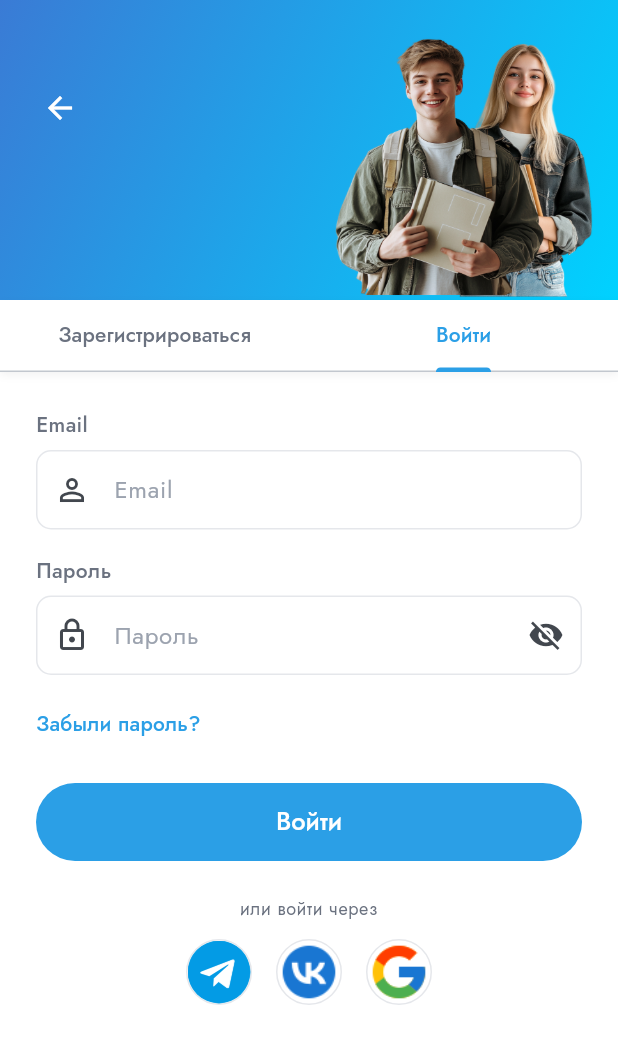
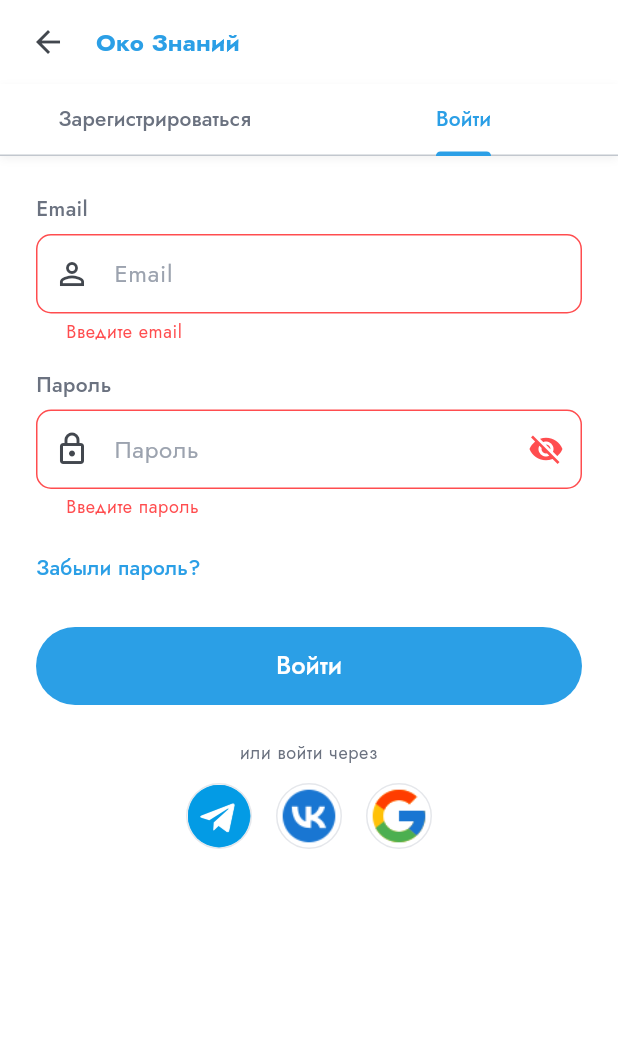
Before and after one commit to mukhacheva01/OkoZnaniy_mobile, a Flutter app: the LoginScreen screen opened by its route, after a tap on the "arrow back" icon, after a tap on "Войти", on a phone screen of 412 x 824 dp. Shown: the top 1044 px of the screen. Run offline on Flutter 3.47's test engine with Material 3 defaults, Android fonts, the phone set to English and light mode, and no system bars; our stand-ins replace dio, flutter_secure_storage, go_router, google_fonts; accounts and stored records are empty.

```diff
--- a/lib/screens/auth/login_screen.dart
+++ b/lib/screens/auth/login_screen.dart
@@ -55,39 +55,27 @@ class _LoginScreenState extends State<LoginScreen>
     return Scaffold(
       body: Column(
         children: [
-          // Hero image at top
-          Container(
-            height: 200,
-            width: double.infinity,
-            decoration: const BoxDecoration(
-              gradient: LinearGradient(
-                begin: Alignment.topLeft,
-                end: Alignment.bottomRight,
-                colors: [Color(0xFF3A7BD5), Color(0xFF00D2FF)],
-              ),
-            ),
-            child: Stack(
-              children: [
-                Positioned(
-                  right: 16,
-                  bottom: 0,
-                  child: Image.asset(
-                    'assets/images/students.png',
-                    height: 180,
-                    fit: BoxFit.contain,
-                    errorBuilder: (context, error, stackTrace) =>
-                        const SizedBox.shrink(),
-                  ),
-                ),
-                Positioned(
-                  top: 48,
-                  left: 16,
-                  child: IconButton(
-                    icon: const Icon(Icons.arrow_back, color: Colors.white),
+          // Back button
+          SafeArea(
+            bottom: false,
+            child: Padding(
+              padding: const EdgeInsets.symmetric(horizontal: 8, vertical: 4),
+              child: Row(
+                children: [
+                  IconButton(
+                    icon: const Icon(Icons.arrow_back),
                     onPressed: () => context.go('/'),
                   ),
-                ),
-              ],
+                  const SizedBox(width: 8),
+                  Text(
+                    'Око Знаний',
+                    style: Theme.of(context).textTheme.titleMedium?.copyWith(
+                          fontWeight: FontWeight.bold,
+                          color: AppColors.primary,
+                        ),
+                  ),
+                ],
+              ),
             ),
           ),
 
@@ -121,26 +109,18 @@ class _LoginScreenState extends State<LoginScreen>
             child: TabBarView(
               controller: _tabController,
               children: [
-                // Register tab
-                SingleChildScrollView(
-                  padding: const EdgeInsets.all(24),
-                  child: Column(
-                    children: [
-                      const SizedBox(height: 8),
-                      Text(
-                        'Создайте аккаунт',
-                        style: Theme.of(context)
-                            .textTheme
-                            .titleLarge
-                            ?.copyWith(fontWeight: FontWeight.w600),
-                      ),
-                      const SizedBox(height: 16),
-                      ElevatedButton(
-                        onPressed: () => context.go(AppRoutes.register),
-                        child: const Text('Перейти к регистрации'),
-                      ),
-                    ],
-                  ),
+                // Register tab — navigate immediately
+                Builder(
+                  builder: (context) {
+                    WidgetsBinding.instance.addPostFrameCallback((_) {
+                      if (_tabController.index == 0) {
+                        context.go(AppRoutes.register);
+                      }
+                    });
+                    return const Center(
+                      child: CircularProgressIndicator(),
+                    );
+                  },
                 ),
 
                 // Login tab
--- a/lib/screens/home/landing_screen.dart
+++ b/lib/screens/home/landing_screen.dart
@@ -18,7 +18,6 @@ class LandingScreen extends StatelessWidget {
               _buildStatsSection(context),
               _buildAdvantagesSection(context),
               _buildHowItWorksSection(context),
-              _buildCtaSection(context),
               const SizedBox(height: 24),
             ],
           ),
@@ -67,21 +66,18 @@ class LandingScreen extends StatelessWidget {
           colors: [Color(0xFF87CEEB), Color(0xFF4DA8DA)],
         ),
       ),
-      child: Stack(
+      child: Column(
         children: [
-          Positioned(
-            right: -20,
-            bottom: 0,
-            child: Image.asset(
+          Image.asset(
             'assets/images/students.png',
-              height: 300,
+            width: double.infinity,
+            height: 220,
             fit: BoxFit.contain,
             errorBuilder: (context, error, stackTrace) =>
-                  const SizedBox(height: 300),
-            ),
+                const SizedBox(height: 220),
           ),
           Padding(
-            padding: const EdgeInsets.fromLTRB(24, 40, 24, 40),
+            padding: const EdgeInsets.fromLTRB(24, 20, 24, 32),
             child: Column(
               crossAxisAlignment: CrossAxisAlignment.start,
               children: [
@@ -93,38 +89,42 @@ class LandingScreen extends StatelessWidget {
                         height: 1.3,
                       ),
                 ),
-                const SizedBox(height: 16),
+                const SizedBox(height: 12),
                 Text(
                   'Экономьте время: Разместите задание, и эксперт быстро поможет с консультацией',
                   style: Theme.of(context).textTheme.bodyMedium?.copyWith(
                         color: Colors.white.withValues(alpha: 0.9),
                       ),
                 ),
-                const SizedBox(height: 24),
+                const SizedBox(height: 20),
                 Row(
                   children: [
-                    FilledButton(
+                    Expanded(
+                      child: FilledButton(
                         onPressed: () => context.go(AppRoutes.register),
                         style: FilledButton.styleFrom(
                           backgroundColor: AppColors.orange,
                           foregroundColor: AppColors.grey700,
                           minimumSize: Size.zero,
                           padding: const EdgeInsets.symmetric(
-                            horizontal: 28, vertical: 16),
+                              horizontal: 20, vertical: 16),
                         ),
                         child: const Text('Разместить задание'),
                       ),
+                    ),
                     const SizedBox(width: 12),
-                    OutlinedButton(
+                    Expanded(
+                      child: OutlinedButton(
                         onPressed: () => context.go(AppRoutes.register),
                         style: OutlinedButton.styleFrom(
                           foregroundColor: Colors.white,
                           side: const BorderSide(color: Colors.white),
                           minimumSize: Size.zero,
                           padding: const EdgeInsets.symmetric(
-                            horizontal: 28, vertical: 16),
+                              horizontal: 20, vertical: 16),
                         ),
                         child: const Text('Стать экспертом'),
+                      ),
                     ),
                   ],
                 ),
@@ -385,60 +385,4 @@ class LandingScreen extends StatelessWidget {
     );
   }
 
-  Widget _buildCtaSection(BuildContext context) {
-    return Stack(
-      children: [
-        Container(
-          width: double.infinity,
-          margin: const EdgeInsets.all(16),
-          padding: const EdgeInsets.all(24),
-          decoration: BoxDecoration(
-            gradient: const LinearGradient(
-              begin: Alignment.topLeft,
-              end: Alignment.bottomRight,
-              colors: [Color(0xFF87CEEB), Color(0xFF4DA8DA)],
-            ),
-            borderRadius: BorderRadius.circular(20),
-          ),
-          child: Column(
-            children: [
-              Text(
-                'Для заказчика',
-                style: Theme.of(context).textTheme.headlineSmall?.copyWith(
-                      fontWeight: FontWeight.bold,
-                      color: Colors.white,
-                    ),
-              ),
-              const SizedBox(height: 12),
-              FilledButton(
-                onPressed: () => context.go(AppRoutes.register),
-                style: FilledButton.styleFrom(
-                  backgroundColor: AppColors.orange,
-                  foregroundColor: AppColors.grey700,
-                ),
-                child: const Text('Разместить задание'),
-              ),
-              const SizedBox(height: 24),
-              Text(
-                'Для экспертов',
-                style: Theme.of(context).textTheme.headlineSmall?.copyWith(
-                      fontWeight: FontWeight.bold,
-                      color: Colors.white,
-                    ),
-              ),
-              const SizedBox(height: 12),
-              OutlinedButton(
-                onPressed: () => context.go(AppRoutes.register),
-                style: OutlinedButton.styleFrom(
-                  foregroundColor: Colors.white,
-                  side: const BorderSide(color: Colors.white),
-                ),
-                child: const Text('Стать экспертом'),
-              ),
-            ],
-          ),
-        ),
-      ],
-    );
 }
-}
```
Also changed, not shown: lib/screens/auth/register_screen.dart (+13 -36 lines). Lines whose indentation alone changed are shown as unchanged.
